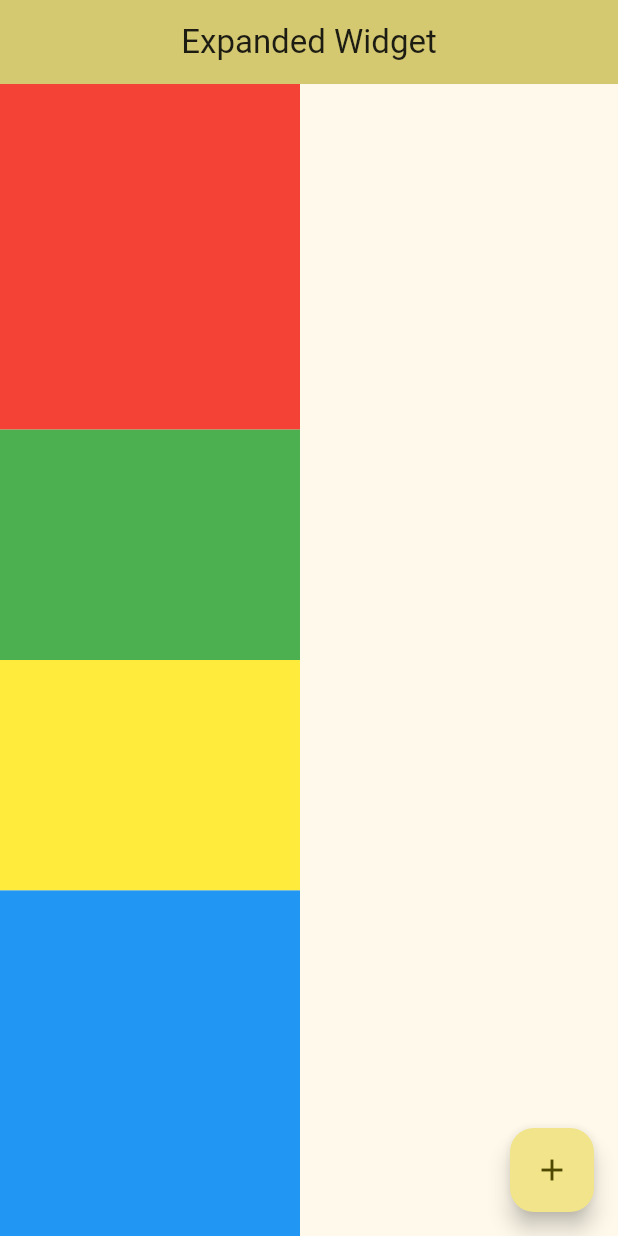
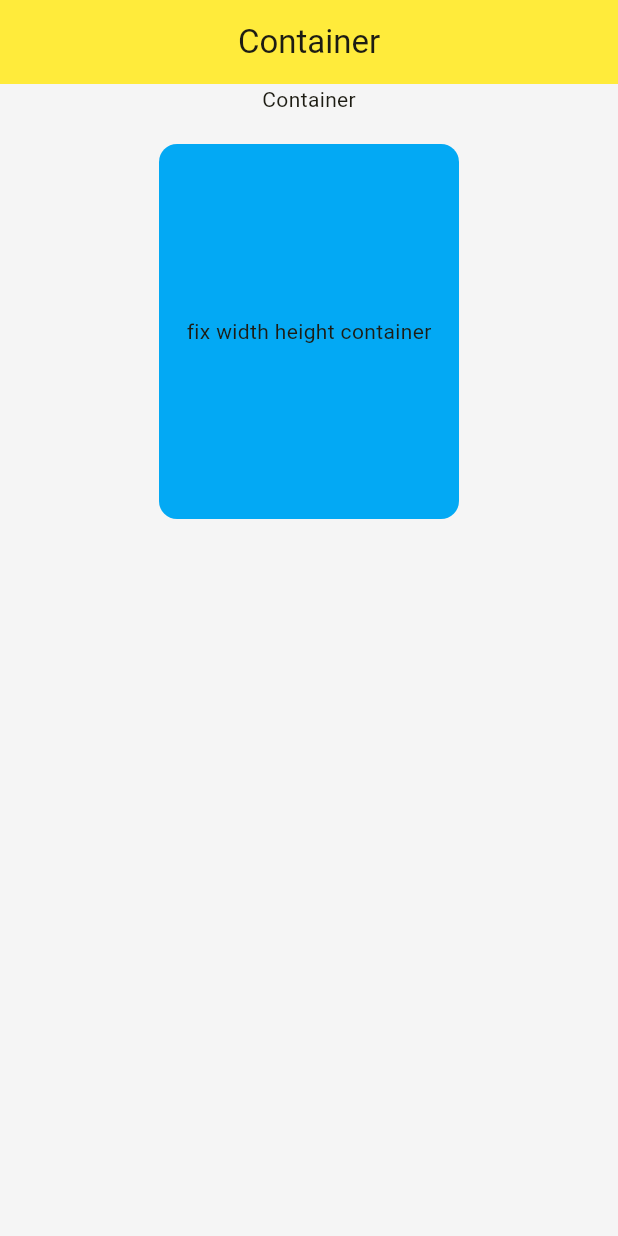
Before and after one commit to fahad686/flutter_package_series, a Flutter app: the screen it shows after launch, on a phone screen of 412 x 824 dp. Run offline on Flutter 3.47's test engine with Material 3 defaults, Android fonts, the phone set to English and light mode, and no system bars.

Commit message:
what is container and how to define it fix width and height and how to decorate it

```diff
--- /dev/null
+++ b/lib/important_widget/container.dart
@@ -0,0 +1,39 @@
+import 'package:begineer_flutter/utils/color_constants.dart';
+import 'package:flutter/cupertino.dart';
+import 'package:flutter/material.dart';
+
+class ContainerExample extends StatelessWidget {
+  const ContainerExample({super.key});
+
+  @override
+  Widget build(BuildContext context) {
+    return Scaffold(
+      backgroundColor: Colors.grey[100],
+      appBar: AppBar(
+          centerTitle: true,
+          backgroundColor: ColorConstants.primary,
+          title:const Text("Container")),
+      body: Column(
+        crossAxisAlignment: CrossAxisAlignment.center,
+        children: [
+           const Center(child: Text("Container")),
+          const SizedBox(height: 20,),
+          //container example
+          Container(
+            width: 200,
+            height: 250,
+            decoration: BoxDecoration(
+              color: Colors.lightBlue,
+              borderRadius: BorderRadius.circular(12),
+            ),
+            child: Column(
+              mainAxisAlignment: MainAxisAlignment.center,
+              children: [Text("fix width height container")],),
+          )
+
+
+      ],),
+
+    );
+  }
+}
--- a/lib/main.dart
+++ b/lib/main.dart
@@ -1,8 +1,15 @@
+import 'package:begineer_flutter/utils/color_constants.dart';
 import 'package:flutter/material.dart';
+import 'package:flutter/services.dart';
 
+import 'important_widget/container.dart';
 import 'important_widget/expanded_widget.dart';
 
-void main() {
+void main() async{
+  await SystemChrome.setPreferredOrientations([
+    DeviceOrientation.portraitUp,
+    DeviceOrientation.portraitDown,
+  ]);
   runApp(const MyApp());
 }
 
@@ -11,13 +18,19 @@ class MyApp extends StatelessWidget {
   @override
   Widget build(BuildContext context) {
     return MaterialApp(
+      debugShowCheckedModeBanner: false,
       title: 'Flutter Demo',
       theme: ThemeData(
-
         colorScheme: ColorScheme.fromSeed(seedColor: Colors.yellow),
+        primaryColor: ColorConstants.primary, //color you want at header
+        buttonTheme: ButtonTheme.of(context).copyWith(
+          colorScheme: ColorScheme.light(
+            secondary: ColorConstants.secondary, // Color you want for action buttons (CANCEL and OK)
+          ),
+        ),
         useMaterial3: true,
       ),
-      home:  MyHomePage(),
+      home:  const ContainerExample(),
     );
   }
 }
--- /dev/null
+++ b/lib/utils/color_constants.dart
@@ -0,0 +1,20 @@
+import 'dart:ui';
+
+import 'package:flutter/material.dart';
+
+class ColorConstants{
+  static const white = Color(0xFFFFFFFF);
+  static const black = Color(0xFF000000);
+
+  //App theme colours
+  static Color primary = Colors.yellow;
+  static Color secondary = Colors.white70;
+  //
+  // static Color APP_TEXT_BLUE = CustomColor.fromHex("#5f89bc");
+  // static Color DEFAULT_TEXT_COLOR = CustomColor.fromHex("#808080");
+
+  static Color hexToColor(String? code) {
+    print(int.parse(code!.substring(1, 7), radix: 16) + 0xFF000000);
+    return Color(int.parse(code!.substring(1, 7), radix: 16) + 0xFF000000);
+  }
+}
```
